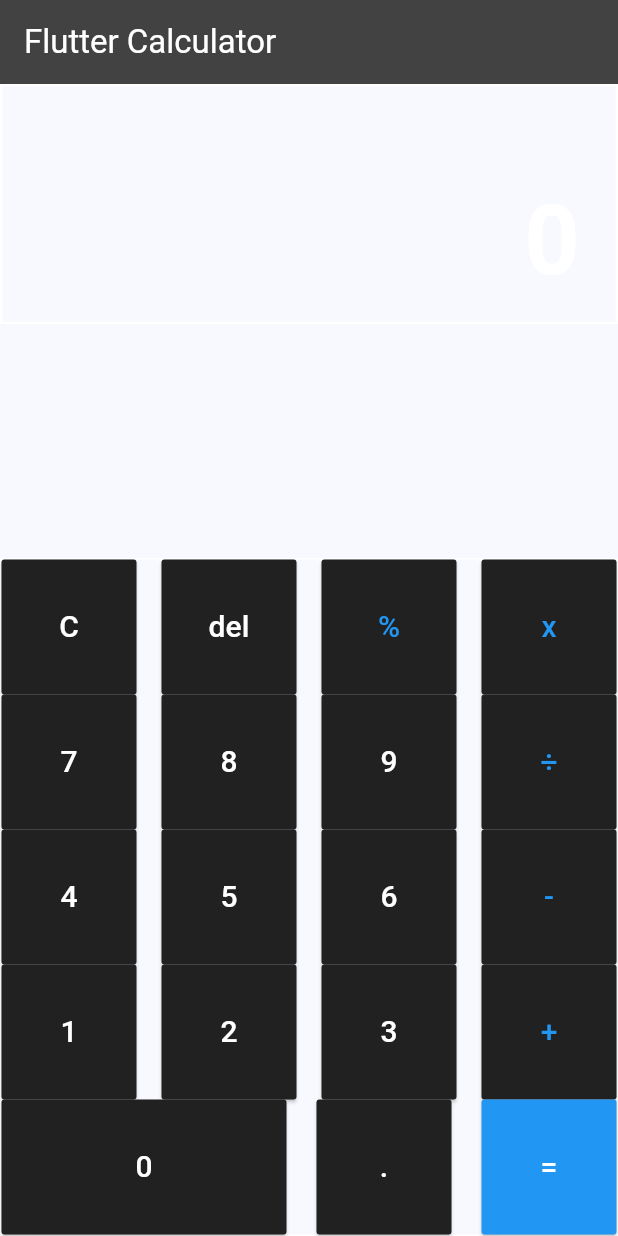
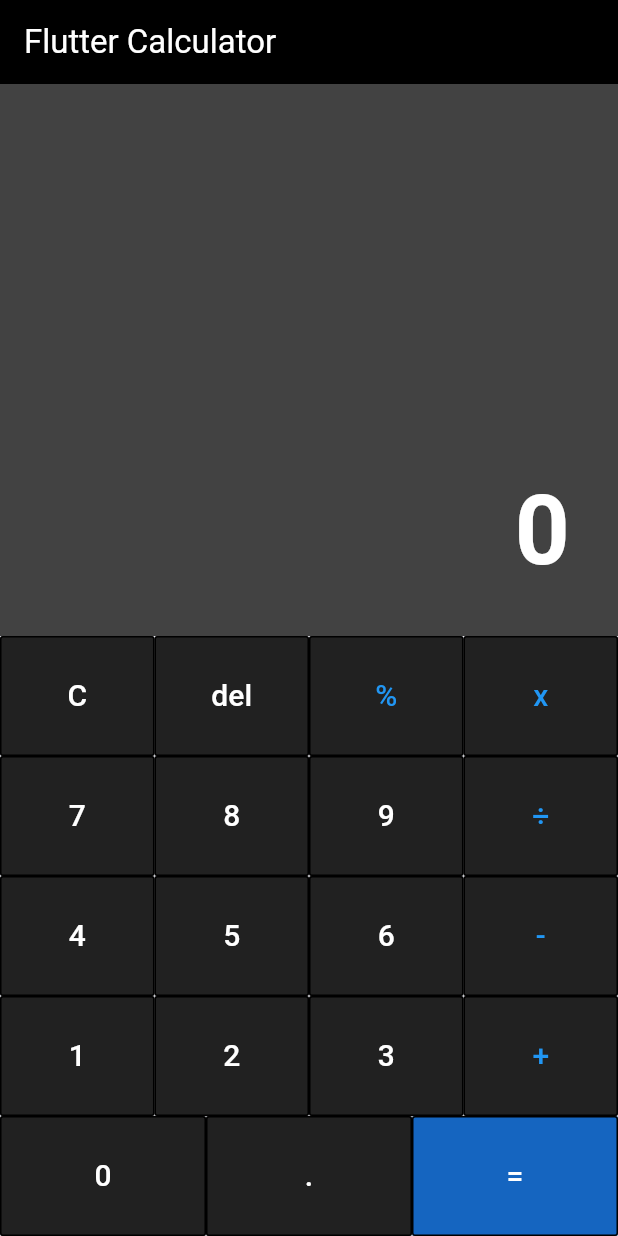
Before and after one commit to DanielAlmeidaToledo/FlutterCalculator, a Flutter app: the screen it shows after launch, after a tap on an icon or button, on a phone screen of 412 x 824 dp. Run offline on Flutter 3.47's test engine with Material 3 defaults, Android fonts, the phone set to English and light mode, and no system bars.

Commit message:
feat: ajusta estilização do layout

```diff
--- a/lib/components/button_calculator.dart
+++ b/lib/components/button_calculator.dart
@@ -4,22 +4,30 @@ import 'package:flutter_calculator/enums/type_keys.dart';
 
 Widget buttonCalculator(
     {required Keys key, required void Function() onPressed}) {
-  return ElevatedButton(
+  return Expanded(
+    child: ElevatedButton(
       onPressed: onPressed,
       style: ElevatedButton.styleFrom(
-      minimumSize:
-          key.textButton == "0" ? const Size(190, 90) : const Size(90, 90),
-      backgroundColor:
-          key.typeKeys == TypeKeys.result ? Colors.blue : Colors.grey[900],
+        backgroundColor: key.typeKeys == TypeKeys.result
+            ? Colors.blue[800]
+            : Colors.grey[900],
+        minimumSize: const Size.fromHeight(80),
         shape: RoundedRectangleBorder(
           borderRadius: BorderRadius.circular(2),
+          side: const BorderSide(
+            color: Colors.black,
+            width: 1,
+          ),
         ),
       ),
       child: Text(
         key.textButton,
         style: TextStyle(
-        color: key.typeKeys == TypeKeys.operation ? Colors.blue : Colors.white,
+          color: key.typeKeys == TypeKeys.operation
+              ? Colors.blue[500]
+              : Colors.white,
           fontSize: 20,
+        ),
       ),
     ),
   );
--- a/lib/components/display_buttons.dart
+++ b/lib/components/display_buttons.dart
@@ -3,20 +3,7 @@ import 'package:flutter_calculator/enums/keys.dart';
 import 'package:flutter_calculator/components/button_calculator.dart';
 
 Widget displayButtons({required void Function(Keys key) calculate}) {
-  return Expanded(
-    child: Column(
-      mainAxisAlignment: MainAxisAlignment.end,
-      children: [
-        Container(
-            decoration: const BoxDecoration(
-              border: Border(
-                top: BorderSide(color: Colors.white, width: 1),
-                left: BorderSide(color: Colors.white, width: 1),
-                right: BorderSide(color: Colors.white, width: 1),
-                bottom: BorderSide(color: Colors.white, width: 1),
-              ),
-            ),
-            child: Column(
+  return Column(
     children: [
       Row(
         mainAxisAlignment: MainAxisAlignment.spaceBetween,
@@ -158,8 +145,5 @@ Widget displayButtons({required void Function(Keys key) calculate}) {
         ],
       ),
     ],
-            )),
-      ],
-    ),
   );
 }
--- a/lib/components/display_result.dart
+++ b/lib/components/display_result.dart
@@ -1,19 +1,13 @@
 import 'package:flutter/material.dart';
 
 Widget displayResult({required String result}) {
-  return Container(
-    height: 160,
-    padding: const EdgeInsets.symmetric(horizontal: 24, vertical: 8),
+  return Expanded(
+    child: Container(
+      decoration: BoxDecoration(
+        color: Colors.grey[800],
+      ),
+      padding: const EdgeInsets.symmetric(horizontal: 32, vertical: 24),
       alignment: Alignment.bottomRight,
-    decoration: const BoxDecoration(
-      color: Colors.transparent,
-      border: Border(
-        bottom: BorderSide(color: Colors.white, width: 1.5),
-        top: BorderSide(color: Colors.white, width: 1.5),
-        right: BorderSide(color: Colors.white, width: 1.5),
-        left: BorderSide(color: Colors.white, width: 1.5),
-      ),
-    ),
       child: Text(
         result,
         style: const TextStyle(
@@ -22,5 +16,6 @@ Widget displayResult({required String result}) {
           fontWeight: FontWeight.w600,
         ),
       ),
+    ),
   );
 }
--- a/lib/main.dart
+++ b/lib/main.dart
@@ -4,6 +4,8 @@ import 'package:flutter_calculator/components/display_result.dart';
 import 'package:flutter_calculator/enums/keys.dart';
 import 'package:flutter_calculator/enums/type_keys.dart';
 import 'package:flutter_calculator/utils/calculate.dart';
+
+// Created by Daniel Toledo
 
 void main() {
   runApp(const MyApp());
@@ -21,7 +23,7 @@ class MyApp extends StatelessWidget {
           seedColor: Colors.blue,
           primary: Colors.blue,
           secondary: Colors.white,
-          background: Colors.grey[800],
+          background: Colors.black,
         ),
         useMaterial3: true,
       ),
@@ -50,6 +52,11 @@ class _MyHomePageState extends State<MyHomePage> {
     switch (key.typeKeys) {
       case TypeKeys.number:
         if (_operation.isEmpty) {
+          if (_result != 0.0) {
+            setState(() {
+              _result = 0.0;
+            });
+          }
           setState(() {
             _number1 += key.textButton;
           });
@@ -59,11 +66,26 @@ class _MyHomePageState extends State<MyHomePage> {
           });
         }
         break;
+
       case TypeKeys.operation:
-        setState(() {
-          _operation = key.textButton;
-        });
+        if (_operation.isNotEmpty && _number2.isNotEmpty) {
+          setState(() {
+            _result = calculateResult(
+              number1: _number1,
+              number2: _number2,
+              operation: _operation,
+            );
+            _number1 = _result.toString();
+            _number2 = "";
+            _operation = key.textButton;
+          });
+        } else {
+          setState(() {
+            _operation = key.textButton;
+          });
+        }
         break;
+
       case TypeKeys.result:
         setState(() {
           _result = calculateResult(
@@ -76,24 +98,18 @@ class _MyHomePageState extends State<MyHomePage> {
           _operation = "";
         });
         break;
+
       case TypeKeys.delete:
-        if (_operation.isEmpty) {
+        if (_operation.isEmpty && _number1.isNotEmpty) {
           setState(() {
-            if (_number1.isNotEmpty) {
-              _number1 = _number1.substring(0, _number1.length - 1);
-            } else {
-              _number1 = "";
-            }
+            _number1 = _number1.substring(0, _number1.length - 1);
           });
-        } else {
+        } else if (_operation.isNotEmpty && _number2.isNotEmpty) {
           setState(() {
-            if (_number2.isNotEmpty) {
-              _number2 = _number2.substring(0, _number2.length - 1);
-            } else {
-              _number2 = "";
-            }
+            _number2 = _number2.substring(0, _number2.length - 1);
           });
         }
+
       case TypeKeys.clear:
         setState(() {
           _result = 0.0;
--- a/lib/utils/calculate.dart
+++ b/lib/utils/calculate.dart
@@ -6,17 +6,17 @@ double calculateResult({
 }) {
   switch (operation) {
     case "+":
-      return double.parse(number2) + double.parse(number2);
+      return double.parse(number1) + double.parse(number2);
     case "-":
-      return double.parse(number2) - double.parse(number2);
+      return double.parse(number1) - double.parse(number2);
     case "x":
-      return double.parse(number2) * double.parse(number2);
+      return double.parse(number1) * double.parse(number2);
     case "÷":
-      return double.parse(number2) / double.parse(number2);
+      return double.parse(number1) / double.parse(number2);
     case "%":
-      return double.parse(number2) % double.parse(number2);
+      return double.parse(number1) % double.parse(number2);
     default:
-      return 0.0;
+      return 0;
   }
 }
 
@@ -27,17 +27,17 @@ String showResult({
   required String operation,
   required double result,
 }) {
-  if (number1 == "" && operation == "" && number2 == "") {
+  if (number1.isEmpty && operation.isEmpty && number2.isEmpty) {
     return "0";
-  } else if (number1 != "" && operation == "" && number2 == "") {
+  } else if (number1.isNotEmpty && operation.isEmpty && number2.isEmpty) {
     return number1;
-  } else if (number1 != "" && operation != "" && number2 == "") {
+  } else if (number1.isNotEmpty && operation.isNotEmpty && number2.isEmpty) {
     return "$number1 $operation";
-  } else if (number1 != "" &&
-      operation != "" &&
-      number2 != "" &&
+  } else if (number1.isNotEmpty &&
+      operation.isNotEmpty &&
+      number2.isNotEmpty &&
       result == 0.0) {
     return "$number1 $operation $number2";
   }
-  return "$result";
+  return result.toStringAsFixed(result.truncateToDouble() == result ? 0 : 2);
 }
```
Lines whose indentation alone changed are shown as unchanged.
